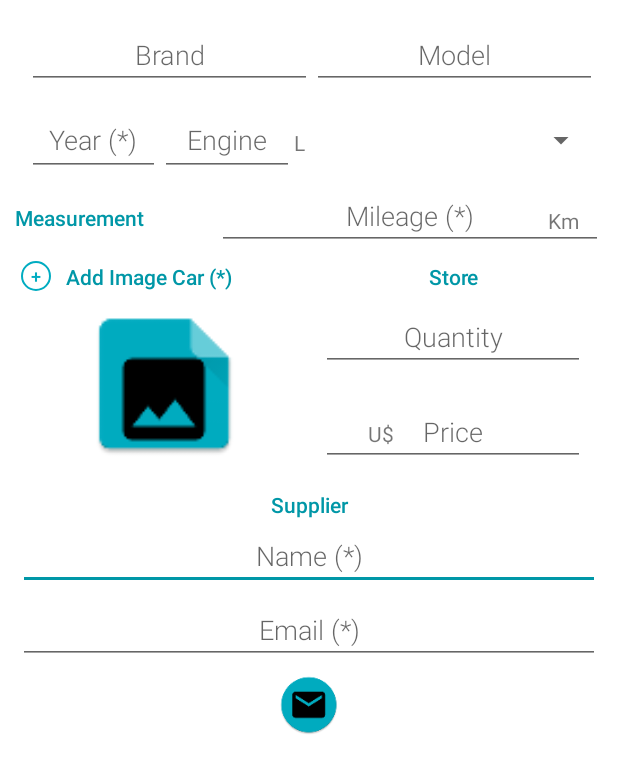
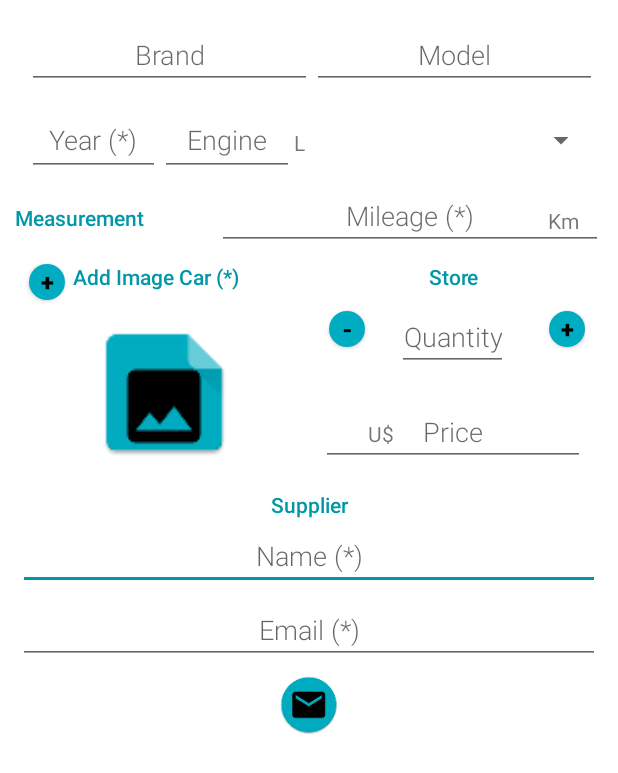
Before and after one commit to SeuCaiOo/myInventoryApp, an Android app: the layout activity_editor.xml on its own in the app's theme, with its tools: preview values and no code run, on a phone screen of 412 x 824 dp. Shown: the top 773 px of the screen. Run offline under Robolectric (Android 15) with nearby library versions, the phone set to English and light mode, and no system bars.

Commit message:
Pronto para 3 revisao

```diff
--- a/app/src/main/java/com/example/caioalvesdasilva/inventoryapp/CatalogActivity.java
+++ b/app/src/main/java/com/example/caioalvesdasilva/inventoryapp/CatalogActivity.java
@@ -19,11 +19,9 @@ import android.view.MenuItem;
 import android.view.View;
 import android.widget.AdapterView;
 import android.widget.ListView;
-import android.widget.Toast;
 
 import com.example.caioalvesdasilva.inventoryapp.data.CarContract;
 
-import static com.example.caioalvesdasilva.inventoryapp.data.CarContract.CarEntry.COLUMN_CAR_QUANTITY;
 import static com.example.caioalvesdasilva.inventoryapp.data.CarContract.CarEntry.CONTENT_URI;
 
 public class CatalogActivity extends AppCompatActivity implements
--- a/app/src/main/res/drawable/button_round.xml
+++ b/app/src/main/res/drawable/button_round.xml
@@ -3,10 +3,9 @@
 
 
     <size
-        android:width="24dp"
-        android:height="24dp"></size>
-    <stroke
-        android:width="1dp"
-        android:color="@color/colorPrimary"></stroke>
+        android:width="48dp"
+        android:height="48dp"></size>
+    <solid
+        android:color="@color/colorPrimary"></solid>
 
 </shape>
--- a/app/src/main/res/layout/activity_editor.xml
+++ b/app/src/main/res/layout/activity_editor.xml
@@ -168,9 +168,9 @@
                         <Button
                             android:id="@+id/add_image"
                             style="@style/PlusMinusButtonStyle"
-                            android:layout_gravity="bottom"
-                            android:text="+"
-                            android:layout_marginRight="10dp" />
+                            android:layout_gravity="center"
+                            android:text="@string/plus"
+                            android:textStyle="bold" />
 
                         <TextView
                             style="@style/CategoryStyle"
@@ -216,15 +216,34 @@
                         android:layout_height="wrap_content"
                         android:padding="8dp">
 
+                        <Button
+                            android:id="@+id/minus_car"
+                            style="@style/PlusMinusButtonStyle"
+                            android:layout_alignParentLeft="true"
+                            android:textStyle="bold"
+                            android:text="@string/minus" />
+
+
                         <!-- Quantity field -->
                         <EditText
                             android:id="@+id/edit_car_quantity"
                             style="@style/EditorFieldStyle"
                             android:hint="@string/hint_car_quantity"
-                            android:layout_width="match_parent"
+                            android:layout_width="wrap_content"
                             android:layout_height="wrap_content"
                             android:inputType="number"
-                            android:textAlignment="center" />
+                            android:textAlignment="center"
+                            android:layout_alignParentTop="true"
+                            android:layout_centerHorizontal="true" />
+
+                        <Button
+                            android:id="@+id/plus_car"
+                            style="@style/PlusMinusButtonStyle"
+                            android:layout_alignParentRight="true"
+                            android:textStyle="bold"
+                            android:text="@string/plus" />
+
+
                     </RelativeLayout>
                     <RelativeLayout
                         android:layout_width="match_parent"
--- a/app/src/main/res/values/colors.xml
+++ b/app/src/main/res/values/colors.xml
@@ -14,4 +14,7 @@
 
     <!-- Primary dark color for the editor -->
     <color name="editorColorPrimaryDark">#394450</color>
+
+    <!-- Primary dark color for the editor -->
+    <color name="plusMinusButton">#000</color>
 </resources>
--- a/app/src/main/res/values/strings.xml
+++ b/app/src/main/res/values/strings.xml
@@ -125,4 +125,12 @@
     <!-- Label for the car's price if the price is 0.00 [CHAR LIMIT=20] -->
     <string name="unknown_price">0.00</string>
 
+    <string name="minus">-</string>
+
+    <string name="plus">+</string>
+
+    <string name="negative_car">You can not have a negative amount of cars</string>
+
+    <string name="sold_out">Car not available</string>
+
 </resources>
--- a/app/src/main/res/values/styles.xml
+++ b/app/src/main/res/values/styles.xml
@@ -45,11 +45,12 @@
 
     <!-- Styles for Buttons + and - -->
     <style name="PlusMinusButtonStyle">
-        <item name="android:textColor">@color/colorPrimary</item>
-        <item name="android:textSize">12sp</item>
-        <item name="android:layout_width">20dp</item>
-        <item name="android:layout_height">20dp</item>
+        <item name="android:textColor">@color/plusMinusButton</item>
+        <item name="android:textSize">16sp</item>
+        <item name="android:layout_width">24dp</item>
+        <item name="android:layout_height">24dp</item>
         <item name="android:background">@drawable/button_round</item>
+        <item name="android:layout_margin">5dp</item>
         <item name="android:gravity">center</item>
     </style>
 
@@ -61,7 +62,6 @@
         <item name="android:layout_width">40dp</item>
         <item name="android:layout_height">40dp</item>
         <item name="android:layout_margin">5dp</item>
-        <item name="android:gravity">center</item>
     </style>
 
 
```
Also changed, not shown: app/src/main/java/com/example/caioalvesdasilva/inventoryapp/CarCursorAdapter.java (+29 -17 lines), app/src/main/java/com/example/caioalvesdasilva/inventoryapp/EditorActivity.java (+69 -3 lines).
